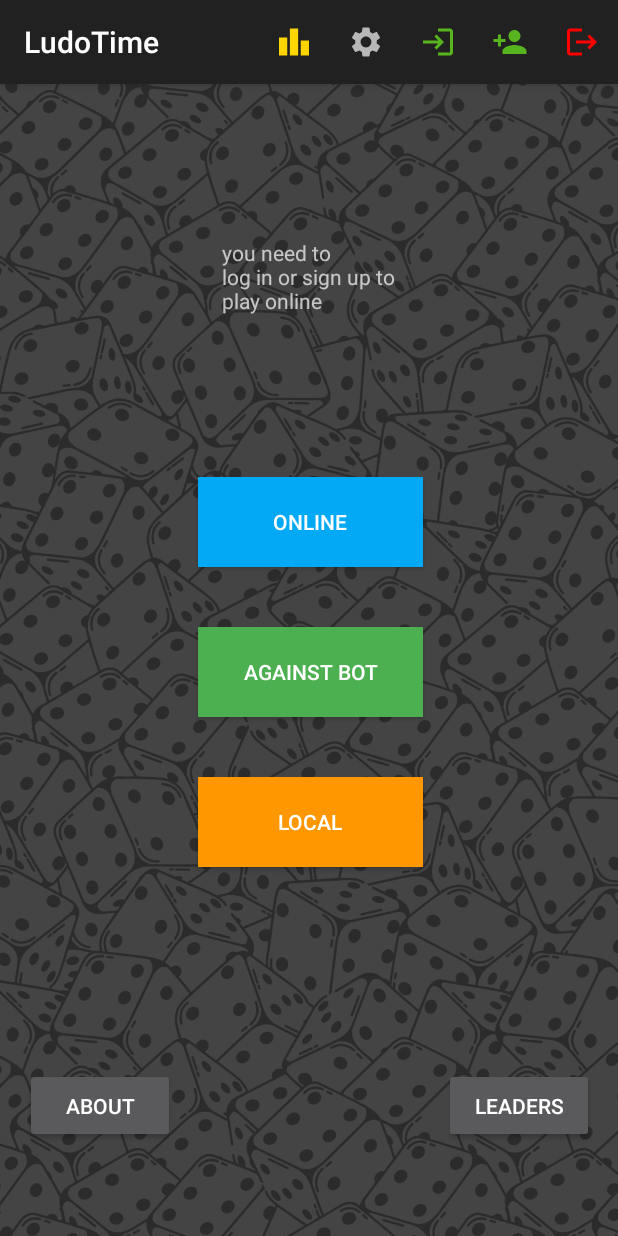
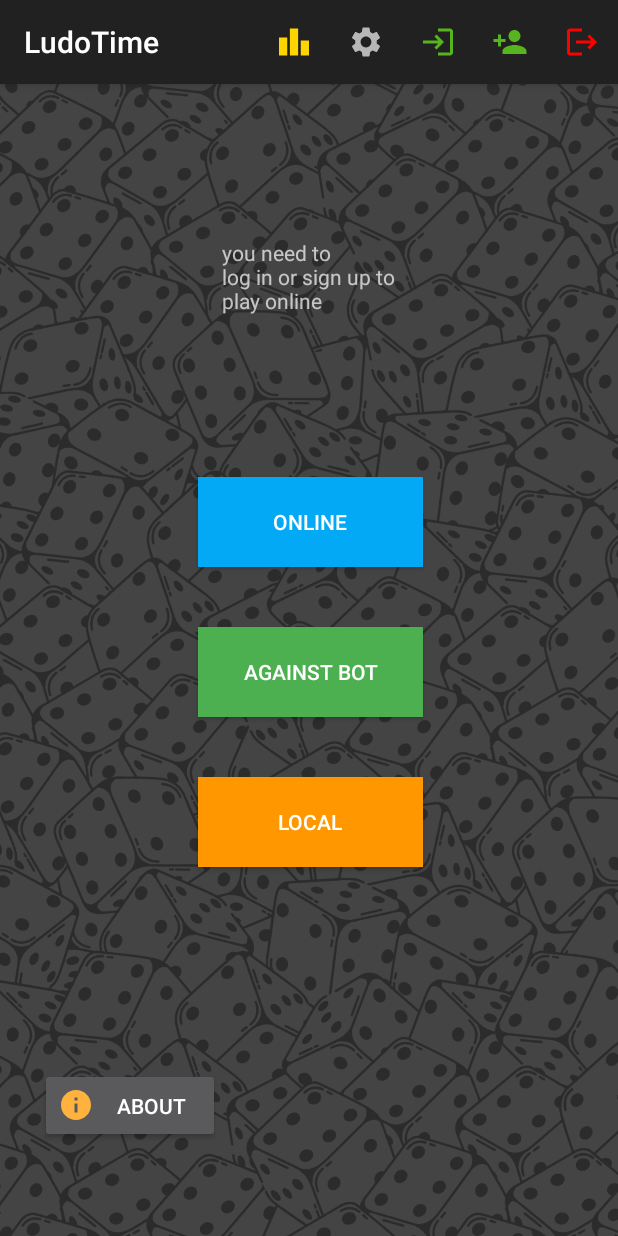
Before and after one commit to yardenfadel/SchoolProject-LudoTime, an Android app: the screen it shows after launch (MainActivity), on a phone screen of 412 x 824 dp. Run offline under Robolectric (Android 15) with nearby library versions, the light colour scheme and no system bars.

Commit message:
added an icon to the about button and removed old leaderboard button

```diff
--- a/app/src/main/java/com/example/ludotime/MainActivity.java
+++ b/app/src/main/java/com/example/ludotime/MainActivity.java
@@ -69,13 +69,6 @@
             }
         });
 
-        Button bLeaders = findViewById(R.id.homePage_leaderboard);
-        bLeaders.setOnClickListener(new View.OnClickListener() {
-            @Override
-            public void onClick(View v) {
-                Intent intent = new Intent(MainActivity.this, ActivityLeaderBoard.class);
-                startActivity(intent);            }
-        });
 
     }
 
--- /dev/null
+++ b/app/src/main/res/drawable/about.xml
@@ -0,0 +1,5 @@
+<vector xmlns:android="http://schemas.android.com/apk/res/android" android:height="24dp" android:tint="#FFB23E" android:viewportHeight="24" android:viewportWidth="24" android:width="24dp">
+
+    <path android:fillColor="@android:color/white" android:pathData="M12,2C6.48,2 2,6.48 2,12s4.48,10 10,10 10,-4.48 10,-10S17.52,2 12,2zM13,17h-2v-6h2v6zM13,9h-2L11,7h2v2z"/>
+
+</vector>
--- a/app/src/main/res/layout/activity_main.xml
+++ b/app/src/main/res/layout/activity_main.xml
@@ -65,22 +65,15 @@
 
     <Button
         android:id="@+id/homePage_about"
-        android:layout_width="100dp"
+        android:layout_width="120dp"
         android:layout_height="50dp"
         android:layout_marginTop="656dp"
-        android:layout_marginEnd="295dp"
+        android:layout_marginEnd="265dp"
+        android:drawableStart="@drawable/about"
+        android:drawablePadding="4dp"
         android:text="About"
         app:layout_constraintEnd_toEndOf="parent"
         app:layout_constraintTop_toTopOf="parent" />
 
-    <Button
-        android:id="@+id/homePage_leaderboard"
-        android:layout_width="100dp"
-        android:layout_height="50dp"
-        android:layout_marginTop="656dp"
-        android:layout_marginEnd="16dp"
-        android:text="Leaders"
-        app:layout_constraintEnd_toEndOf="parent"
-        app:layout_constraintTop_toTopOf="parent" />
 
 </androidx.constraintlayout.widget.ConstraintLayout>
```
